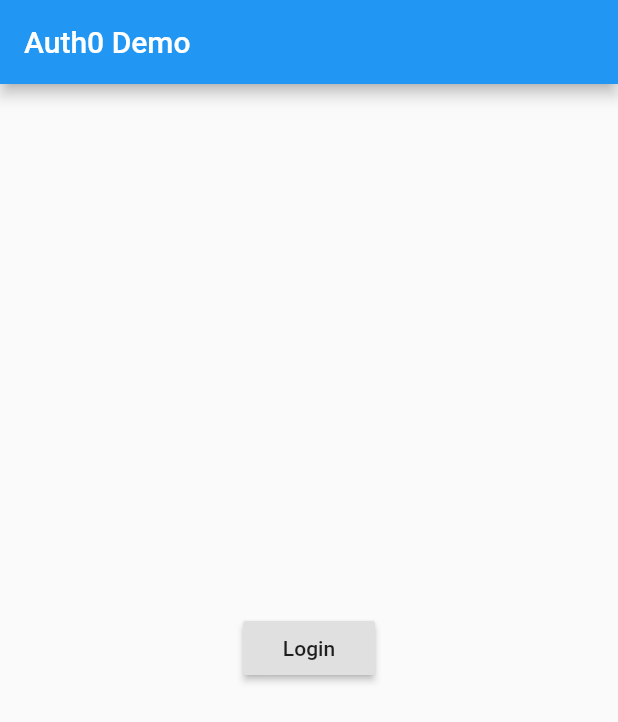
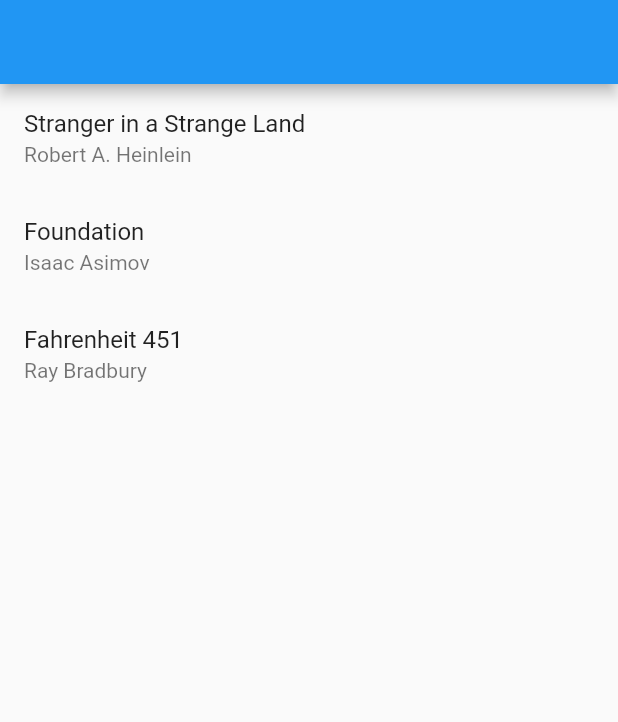
Before and after one commit to MiLandry/cat-wrangler-flutter, a Flutter app: the screen it shows after launch, on a phone screen of 412 x 824 dp. Shown: the top 722 px of the screen. Run offline on Flutter 3.47's test engine with Material 2 defaults, Android fonts, the phone set to English and light mode, and no system bars; our stand-ins replace flutter_secure_storage; missing offline and left inert: flutter_appauth.

Commit message:
added navigation

```diff
--- a/lib/main.dart
+++ b/lib/main.dart
@@ -1,3 +1,4 @@
+import 'package:cat_wrangler/screens/createEvent.dart';
 
 /// -----------------------------------
 ///          External Packages
@@ -10,8 +11,9 @@ import 'package:http/http.dart' as http;
 import 'package:flutter_appauth/flutter_appauth.dart';
 import 'package:flutter_secure_storage/flutter_secure_storage.dart';
 
+import 'screens/home.dart';
 import 'screens/login.dart';
-import 'screens/profile.dart';
+//import 'screens/profile.dart';
 
 final FlutterAppAuth appAuth = FlutterAppAuth();
 final FlutterSecureStorage secureStorage = const FlutterSecureStorage();
@@ -26,13 +28,146 @@ const AUTH0_CLIENT_ID = 'Te33Ar7pFRRFzbPy3RWw5UvKR1jmaSCL';
 const AUTH0_REDIRECT_URI = 'com.auth0.flutterdemo://login-callback';
 const AUTH0_ISSUER = 'https://$AUTH0_DOMAIN';
 
-
-
 /// -----------------------------------
 ///                 App
 /// -----------------------------------
 
-void main() => runApp(MyApp());
+// void main() => runApp(MyApp());
+
+
+void main() {
+  runApp(BooksApp());
+}
+
+class Book {
+  final String title;
+  final String author;
+
+  Book(this.title, this.author);
+}
+
+class BooksApp extends StatefulWidget {
+  @override
+  State<StatefulWidget> createState() => _BooksAppState();
+}
+
+class _BooksAppState extends State<BooksApp> {
+  Book _selectedBook;
+
+  List<Book> books = [
+    Book('Stranger in a Strange Land', 'Robert A. Heinlein'),
+    Book('Foundation', 'Isaac Asimov'),
+    Book('Fahrenheit 451', 'Ray Bradbury'),
+  ];
+
+  @override
+  Widget build(BuildContext context) {
+    return MaterialApp(
+      title: 'Books App',
+      home: Navigator(
+        pages: [
+          MaterialPage(
+            key: ValueKey('BooksListPage'),
+            child: BooksListScreen(
+              books: books,
+              onTapped: _handleBookTapped,
+            ),
+          ),
+          if (_selectedBook != null) BookDetailsPage(book: _selectedBook)
+        ],
+        onPopPage: (route, result) {
+          if (!route.didPop(result)) {
+            return false;
+          }
+
+          // Update the list of pages by setting _selectedBook to null
+          setState(() {
+            _selectedBook = null;
+          });
+
+          return true;
+        },
+      ),
+    );
+  }
+
+  void _handleBookTapped(Book book) {
+    setState(() {
+      _selectedBook = book;
+    });
+  }
+}
+
+class BookDetailsPage extends Page {
+  final Book book;
+
+  BookDetailsPage({
+    this.book,
+  }) : super(key: ValueKey(book));
+
+  Route createRoute(BuildContext context) {
+    return MaterialPageRoute(
+      settings: this,
+      builder: (BuildContext context) {
+        return BookDetailsScreen(book: book);
+      },
+    );
+  }
+}
+
+class BooksListScreen extends StatelessWidget {
+  final List<Book> books;
+  final ValueChanged<Book> onTapped;
+
+  BooksListScreen({
+    @required this.books,
+    @required this.onTapped,
+  });
+
+  @override
+  Widget build(BuildContext context) {
+    return Scaffold(
+      appBar: AppBar(),
+      body: ListView(
+        children: [
+          for (var book in books)
+            ListTile(
+              title: Text(book.title),
+              subtitle: Text(book.author),
+              onTap: () => onTapped(book),
+            )
+        ],
+      ),
+    );
+  }
+}
+
+class BookDetailsScreen extends StatelessWidget {
+  final Book book;
+
+  BookDetailsScreen({
+    @required this.book,
+  });
+
+  @override
+  Widget build(BuildContext context) {
+    return Scaffold(
+      appBar: AppBar(),
+      body: Padding(
+        padding: const EdgeInsets.all(8.0),
+        child: Column(
+          crossAxisAlignment: CrossAxisAlignment.start,
+          children: [
+            if (book != null) ...[
+              Text(book.title, style: Theme.of(context).textTheme.headline6),
+              Text(book.author, style: Theme.of(context).textTheme.subtitle1),
+            ],
+          ],
+        ),
+      ),
+    );
+  }
+}
 
 class MyApp extends StatefulWidget {
   @override
@@ -50,7 +185,7 @@ class _MyAppState extends State<MyApp> {
   String name;
   String picture;
 
-Map<String, dynamic> parseIdToken(String idToken) {
+  Map<String, dynamic> parseIdToken(String idToken) {
     final parts = idToken.split(r'.');
     assert(parts.length == 3);
 
@@ -121,8 +256,11 @@ Map<String, dynamic> parseIdToken(String idToken) {
     });
   }
 
+  // Future<void> CreateEventAction() async {
+  //
+  // }
 
-@override
+  @override
   void initState() {
     initAction();
     super.initState();
@@ -161,8 +299,7 @@ Map<String, dynamic> parseIdToken(String idToken) {
     }
   }
 
-
-@override
+  @override
   Widget build(BuildContext context) {
     return MaterialApp(
       title: 'Auth0 Demo',
@@ -174,7 +311,7 @@ Map<String, dynamic> parseIdToken(String idToken) {
           child: isBusy
               ? CircularProgressIndicator()
               : isLoggedIn
-                  ? Profile(logoutAction, name, picture)
+                  ? Home(logoutAction, name, picture)
                   : Login(loginAction, errorMessage),
         ),
       ),
```
Also changed, not shown: lib/screens/createEvent.dart (added, +10 -0 lines), lib/screens/home.dart (added, +39 -0 lines), lib/screens/screenOne.dart (added, +20 -0 lines), lib/screens/screenTwo.dart (added, +20 -0 lines), 1 other file.
